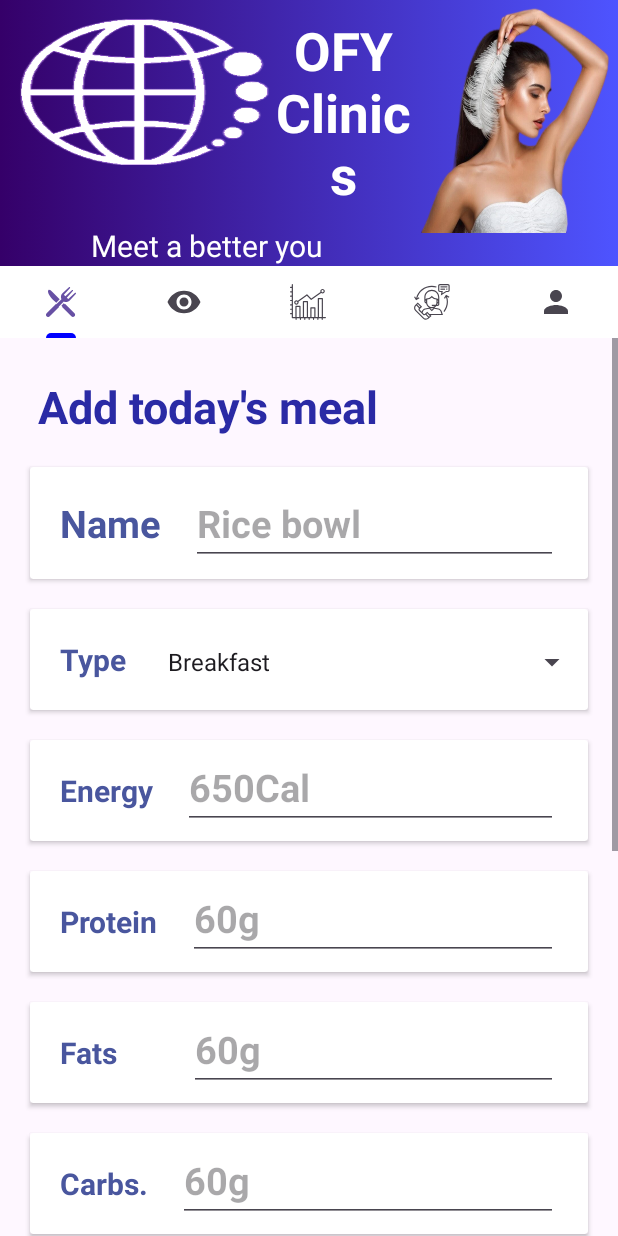
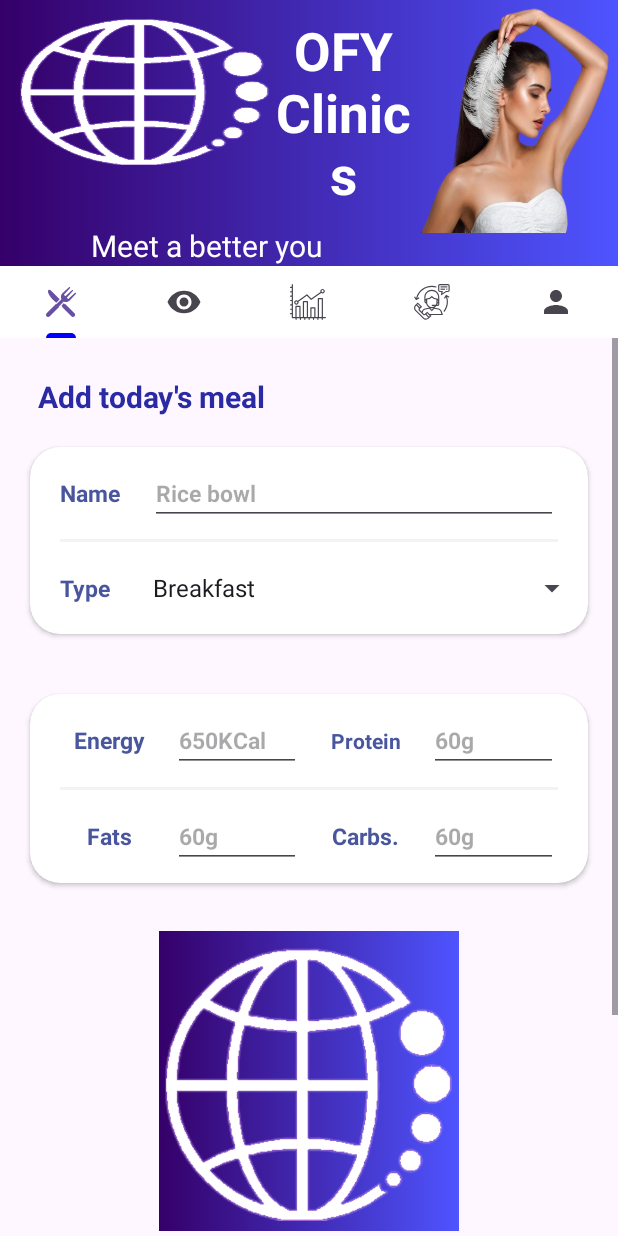
Before and after one commit to PrathameshBhagat/OFY-Wellness, an Android app: the AddMealTab screen opened directly, with no data from a screen before it, on a phone screen of 412 x 824 dp. Run offline under Robolectric (Android 15) with nearby library versions, the phone set to English and light mode, and no system bars; our stand-ins replace Firebase (no records; nobody signed in at launch, a user with empty details on screens opened directly); pictures from the network do not load.

Commit message:
Added comments and updated UI in add meal tab need Clr+Alt+L in add meal tab
Signed-off-by: Prathamesh Bhagat <prathameshbhagat0608@gmail.com>

```diff
--- a/app/src/main/res/layout/activity_home.xml
+++ b/app/src/main/res/layout/activity_home.xml
@@ -8,47 +8,41 @@
     tools:context=".HomeActivity">
     <!-- TODO:Add proper comments till tab layout-->
 
-    <!--Top bar Section Starts -->
+    <!--Top bar Starts -->
+    <!-- LinearLayout for image and contents of top bar -->
     <LinearLayout
         android:id="@+id/top_container"
         android:layout_width="match_parent"
         android:layout_height="wrap_content"
         android:background="@drawable/home_background"
-        android:orientation="vertical"
-        app:layout_scrollFlags="">
+        android:orientation="horizontal">
 
-        <!--Head Section Starts -->
-
-        <LinearLayout
-            android:layout_width="match_parent"
-            android:layout_height="wrap_content"
-            android:orientation="horizontal"
-            app:layout_constraintStart_toStartOf="parent"
-            app:layout_constraintTop_toBottomOf="@id/profile_container">
-
+        <!-- LinearLayout for contents of top bar -->
         <LinearLayout
             android:layout_width="wrap_content"
             android:layout_height="wrap_content"
             android:layout_weight="1"
             android:orientation="vertical">
 
+            <!-- LinearLayout for logo, company and tag line of top bar -->
             <LinearLayout
                 android:layout_width="wrap_content"
                 android:layout_height="wrap_content"
                 android:orientation="horizontal">
 
+                <!-- ImageView for logo of top bar -->
                 <ImageView
-                        android:id="@+id/logo"
+                    android:id="@+id/top_logo"
                     android:layout_width="0dp"
                     android:layout_height="100dp"
                     android:layout_marginVertical="10dp"
                     android:layout_marginLeft="10dp"
                     android:layout_weight="1"
-                        android:background="@drawable/logo_white_nobg_cropped"
-                        android:onClick="categorystart" />
+                    android:background="@drawable/logo_white_nobg_cropped" />
 
+                <!-- TextView for logo of top bar -->
                 <TextView
-                        android:id="@+id/topic"
+                    android:id="@+id/top_company_name_text_view"
                     android:layout_width="0dp"
                     android:layout_height="wrap_content"
                     android:layout_gravity="center"
@@ -62,6 +56,7 @@
 
             </LinearLayout>
 
+            <!-- TextView for tagline of top bar -->
             <TextView
                 android:id="@+id/topic1"
                 android:layout_width="wrap_content"
@@ -74,6 +69,7 @@
 
         </LinearLayout>
 
+        <!-- ImageView for additional girl image of top bar -->
         <ImageView
             android:id="@+id/heading_image"
             android:layout_width="wrap_content"
@@ -83,9 +79,6 @@
             android:background="@drawable/headimage" />
 
     </LinearLayout>
-
-    </LinearLayout>
-    <!--Top Bar Ends -->
 
     <!-- Layout to show the tab bar-->
     <com.google.android.material.tabs.TabLayout
--- a/app/src/main/res/layout/fragment_add_meal_tab.xml
+++ b/app/src/main/res/layout/fragment_add_meal_tab.xml
@@ -28,7 +28,7 @@
                 android:layout_marginTop="24dp"
                 android:text="Add today's meal"
                 android:textColor="#2A2AA5"
-                android:textSize="30sp"
+                android:textSize="20sp"
                 android:textStyle="bold"
                 app:layout_constraintStart_toStartOf="parent"
                 app:layout_constraintTop_toTopOf="parent" />
@@ -39,10 +39,15 @@
                 android:layout_width="match_parent"
                 android:layout_height="wrap_content"
                 android:layout_margin="20dp"
+                app:cardCornerRadius="20dp"
                 app:layout_constraintEnd_toEndOf="parent"
                 app:layout_constraintStart_toStartOf="parent"
                 app:layout_constraintTop_toBottomOf="@+id/meal_add_meal_label">
 
+                <LinearLayout
+                    android:layout_width="match_parent"
+                    android:layout_height="wrap_content"
+                    android:orientation="vertical">
                 <!-- LinearLayout for meal name -->
                 <LinearLayout
                     android:id="@+id/meal_name_linear_layout"
@@ -57,7 +62,7 @@
                         android:padding="20dp"
                         android:text="Name"
                         android:textColor="#49569E"
-                        android:textSize="25sp"
+                        android:textSize="15sp"
                         android:textStyle="bold" />
 
                     <!-- Meal name field -->
@@ -69,22 +74,16 @@
                         android:hint="Rice bowl"
                         android:inputType="text"
                         android:textColor="#006666"
-                        android:textSize="25sp"
+                        android:textSize="15sp"
                         android:textStyle="bold" />
 
                 </LinearLayout>
 
-            </androidx.cardview.widget.CardView>
-
-            <!-- CardView for meal type -->
-            <androidx.cardview.widget.CardView
-                android:id="@+id/meal_type_card"
+                    <View
                         android:layout_width="match_parent"
-                android:layout_height="wrap_content"
-                android:layout_margin="20dp"
-                app:layout_constraintEnd_toEndOf="parent"
-                app:layout_constraintStart_toStartOf="parent"
-                app:layout_constraintTop_toBottomOf="@+id/meal_name_card">
+                        android:layout_height="2dp"
+                        android:layout_marginHorizontal="20dp"
+                        android:background="#f3f3f3" />
 
                 <!-- LinearLayout for meal type -->
                 <LinearLayout
@@ -100,7 +99,7 @@
                         android:padding="20dp"
                         android:text="Type"
                         android:textColor="#49569E"
-                        android:textSize="20sp"
+                        android:textSize="15sp"
                         android:textStyle="bold" />
 
                     <!-- Spinner for meal type  -->
@@ -110,220 +109,228 @@
                         android:layout_height="wrap_content" />
 
                 </LinearLayout>
+                </LinearLayout>
+            </androidx.cardview.widget.CardView>
+
+            <!-- CardView for meal type -->
+            <androidx.cardview.widget.CardView
+                android:id="@+id/meal_type_card"
+                android:layout_width="match_parent"
+                android:layout_height="wrap_content"
+                android:layout_margin="20dp"
+                app:cardCornerRadius="20dp"
+                app:layout_constraintEnd_toEndOf="parent"
+                app:layout_constraintStart_toStartOf="parent"
+                app:layout_constraintTop_toBottomOf="@+id/meal_name_card">
+
 
             </androidx.cardview.widget.CardView>
 
-            <!-- CardView for meal energy -->
+            <!-- CardView for meal nutrients -->
             <androidx.cardview.widget.CardView
-                android:id="@+id/meal_energy_card"
+                android:id="@+id/meal_nutrients_card"
                 android:layout_width="match_parent"
                 android:layout_height="wrap_content"
                 android:layout_margin="20dp"
+                app:cardCornerRadius="20dp"
                 app:layout_constraintEnd_toEndOf="parent"
                 app:layout_constraintStart_toStartOf="parent"
                 app:layout_constraintTop_toBottomOf="@+id/meal_type_card">
 
+                <LinearLayout
+                    android:layout_width="match_parent"
+                    android:layout_height="wrap_content"
+                    android:orientation="vertical">
                     <!-- LinearLayout for meal energy -->
                     <LinearLayout
                         android:id="@+id/meal_energy_linear_layout"
                         android:layout_width="match_parent"
-                    android:layout_height="wrap_content">
+                        android:layout_height="wrap_content"
+                        android:layout_margin="10dp">
 
                         <!-- Label for meal energy content -->
                         <TextView
                             android:id="@+id/meal_energy_label"
-                        android:layout_width="wrap_content"
+                            android:layout_width="0dp"
                             android:layout_height="wrap_content"
-                        android:padding="20dp"
+                            android:layout_weight="1"
                             android:text="Energy"
+                            android:textAlignment="center"
                             android:textColor="#49569E"
-                        android:textSize="20sp"
+                            android:textSize="15sp"
                             android:textStyle="bold" />
 
                         <!-- Meal energy content field -->
                         <EditText
                             android:id="@+id/meal_energy_field"
-                        android:layout_width="match_parent"
+                            android:layout_width="0dp"
                             android:layout_height="wrap_content"
-                        android:layout_marginEnd="20dp"
-                        android:hint="650Cal"
+                            android:layout_weight="1"
+                            android:hint="650KCal"
                             android:inputType="number|numberDecimal"
                             android:textColor="#006666"
-                        android:textSize="25sp"
+                            android:textSize="15sp"
                             android:textStyle="bold" />
-
-                </LinearLayout>
-
-            </androidx.cardview.widget.CardView>
-
-            <!-- CardView for meal protein -->
-            <androidx.cardview.widget.CardView
-                android:id="@+id/meal_protein_card"
-                android:layout_width="match_parent"
-                android:layout_height="wrap_content"
-                android:layout_margin="20dp"
-                app:layout_constraintEnd_toEndOf="parent"
-                app:layout_constraintStart_toStartOf="parent"
-                app:layout_constraintTop_toBottomOf="@+id/meal_energy_card">
-
-                <!-- LinearLayout for meal protein -->
-                <LinearLayout
-                    android:id="@+id/meal_protein_linear_layout"
-                    android:layout_width="match_parent"
-                    android:layout_height="wrap_content">
 
                         <!-- Label for meal protein content-->
                         <TextView
                             android:id="@+id/meal_protein_label"
-                        android:layout_width="wrap_content"
+                            android:layout_width="0dp"
                             android:layout_height="wrap_content"
-                        android:padding="20dp"
+                            android:layout_weight="1"
                             android:text="Protein"
+                            android:textAlignment="center"
                             android:textColor="#49569E"
-                        android:textSize="20sp"
+                            android:textSize="14sp"
                             android:textStyle="bold" />
 
                         <!-- Meal protein content field -->
                         <EditText
                             android:id="@+id/meal_protein_field"
-                        android:layout_width="match_parent"
+                            android:layout_width="0dp"
                             android:layout_height="wrap_content"
-                        android:layout_marginEnd="20dp"
+                            android:layout_marginEnd="10dp"
+                            android:layout_weight="1"
                             android:hint="60g"
                             android:inputType="number|numberDecimal"
                             android:textColor="#006666"
-                        android:textSize="25sp"
+                            android:textSize="15sp"
                             android:textStyle="bold" />
 
                     </LinearLayout>
 
-            </androidx.cardview.widget.CardView>
-
-            <!-- CardView for meal fats -->
-            <androidx.cardview.widget.CardView
-                android:id="@+id/meal_fats_card"
+                    <View
                         android:layout_width="match_parent"
-                android:layout_height="wrap_content"
-                android:layout_margin="20dp"
-                app:layout_constraintEnd_toEndOf="parent"
-                app:layout_constraintStart_toStartOf="parent"
-                app:layout_constraintTop_toBottomOf="@+id/meal_protein_card">
+                        android:layout_height="2dp"
+                        android:layout_marginHorizontal="20dp"
+                        android:background="#f3f3f3" />
 
                     <!-- LinearLayout for meal fats -->
                     <LinearLayout
                         android:id="@+id/meal_fats_linear_layout"
                         android:layout_width="match_parent"
-                    android:layout_height="wrap_content">
+                        android:layout_height="wrap_content"
+                        android:layout_margin="10dp">
 
                         <!-- Label for meal fats content -->
                         <TextView
                             android:id="@+id/meal_fats_label"
-                        android:layout_width="wrap_content"
+                            android:layout_width="0dp"
                             android:layout_height="wrap_content"
-                        android:padding="20dp"
-                        android:text="Fats      "
+                            android:layout_weight="1"
+                            android:text="Fats"
+                            android:textAlignment="center"
                             android:textColor="#49569E"
-                        android:textSize="20sp"
+                            android:textSize="15sp"
                             android:textStyle="bold" />
 
                         <!-- Meal fats content field -->
                         <EditText
                             android:id="@+id/meal_fats_field"
-                        android:layout_width="match_parent"
+                            android:layout_width="0dp"
                             android:layout_height="wrap_content"
-                        android:layout_marginEnd="20dp"
+                            android:layout_weight="1"
                             android:hint="60g"
                             android:inputType="number|numberDecimal"
                             android:textColor="#006666"
-                        android:textSize="25sp"
+                            android:textSize="15sp"
                             android:textStyle="bold" />
 
-                </LinearLayout>
-
-            </androidx.cardview.widget.CardView>
-
-            <!-- CardView for meal carbohydrates -->
-            <androidx.cardview.widget.CardView
-                android:id="@+id/meal_carbohydrates_card"
-                android:layout_width="match_parent"
-                android:layout_height="wrap_content"
-                android:layout_margin="20dp"
-                app:layout_constraintEnd_toEndOf="parent"
-                app:layout_constraintStart_toStartOf="parent"
-                app:layout_constraintTop_toBottomOf="@+id/meal_fats_card">
-
                         <!-- LinearLayout for meal carbohydrates -->
-                <LinearLayout
-                    android:id="@+id/meal_carbohydrates_linear_layout"
-                    android:layout_width="match_parent"
-                    android:layout_height="wrap_content">
                         <!-- Label for meal carbohydrates content -->
                         <TextView
                             android:id="@+id/meal_carbohydrates_label"
-                        android:layout_width="wrap_content"
+                            android:layout_width="0dp"
                             android:layout_height="wrap_content"
-                        android:padding="20dp"
+                            android:layout_weight="1"
                             android:text="Carbs."
+                            android:textAlignment="center"
                             android:textColor="#49569E"
-                        android:textSize="20sp"
+                            android:textSize="15sp"
                             android:textStyle="bold" />
 
                         <!-- Meal content carbohydrates field -->
                         <EditText
                             android:id="@+id/meal_carbohydrates_field"
-                        android:layout_width="match_parent"
+                            android:layout_width="0dp"
                             android:layout_height="wrap_content"
-                        android:layout_marginEnd="20dp"
+                            android:layout_marginEnd="10dp"
+                            android:layout_weight="1"
                             android:hint="60g"
                             android:inputType="number|numberDecimal"
                             android:textColor="#006666"
-                        android:textSize="25sp"
+                            android:textSize="15sp"
                             android:textStyle="bold" />
 
                     </LinearLayout>
-
+                </LinearLayout>
             </androidx.cardview.widget.CardView>
 
             <!-- ImageView for uploading the image -->
             <ImageView
                 android:id="@+id/meal_add_image_view"
-                android:layout_width="250dp"
-                android:layout_height="250dp"
+                android:layout_width="200dp"
+                android:layout_height="200dp"
                 android:layout_margin="32dp"
                 android:background="@drawable/home_background"
-                android:padding="20dp"
                 android:src="@drawable/logo_white_nobg_cropped"
                 app:layout_constraintEnd_toEndOf="parent"
                 app:layout_constraintStart_toStartOf="parent"
-                app:layout_constraintTop_toBottomOf="@+id/meal_carbohydrates_card" />
+                app:layout_constraintTop_toBottomOf="@+id/meal_nutrients_card" />
 
-            <!-- Button to select image -->
-            <Button
+            <!-- Card View for selecting image -->
+            <androidx.cardview.widget.CardView
                 android:id="@+id/meal_select_image_button"
-                android:layout_width="wrap_content"
+                android:layout_width="match_parent"
                 android:layout_height="wrap_content"
-                android:layout_margin="20dp"
-                android:text="Select Image"
-                android:textSize="25sp"
+                android:layout_margin="30dp"
+                android:backgroundTint="#5599ff"
+                android:padding="40dp"
+                app:cardCornerRadius="10dp"
                 app:layout_constraintEnd_toEndOf="parent"
                 app:layout_constraintStart_toStartOf="parent"
-                app:layout_constraintTop_toBottomOf="@+id/meal_add_image_view" />
+                app:layout_constraintTop_toBottomOf="@+id/meal_add_image_view">
 
+                <!-- TextView for selecting image -->
+                <TextView
+                    android:id="@+id/seletmealview"
+                    android:layout_width="match_parent"
+                    android:layout_height="wrap_content"
+                    android:padding="10dp"
+                    android:text="Select Image"
+                    android:textAlignment="center"
+                    android:textColor="#ffffff"
+                    android:textSize="25sp" />
 
-            <!-- Button to upload the meal -->
-            <Button
+            </androidx.cardview.widget.CardView>
+
+            <!-- Card View to upload meal -->
+            <androidx.cardview.widget.CardView
                 android:id="@+id/upload_meal_button"
-                android:layout_width="wrap_content"
+                android:layout_width="match_parent"
                 android:layout_height="wrap_content"
-                android:layout_margin="20dp"
+                android:layout_margin="30dp"
                 android:backgroundTint="#1EB026"
-                android:text="Save meal"
-                android:textSize="25sp"
-                android:textStyle="bold"
+                android:padding="40dp"
+                app:cardCornerRadius="10dp"
                 app:layout_constraintBottom_toBottomOf="parent"
                 app:layout_constraintEnd_toEndOf="parent"
                 app:layout_constraintStart_toStartOf="parent"
-                app:layout_constraintTop_toBottomOf="@+id/meal_select_image_button" />
+                app:layout_constraintTop_toBottomOf="@+id/meal_select_image_button">
+
+                <!-- TextView to upload meal -->
+                <TextView
+                    android:id="@+id/name"
+                    android:layout_width="match_parent"
+                    android:layout_height="wrap_content"
+                    android:padding="10dp"
+                    android:text="Save Meal"
+                    android:textAlignment="center"
+                    android:textColor="#ffffff"
+                    android:textSize="25sp" />
+
+            </androidx.cardview.widget.CardView>
+
         </androidx.constraintlayout.widget.ConstraintLayout>
 
         <!-- CardView for the progress bar to show upload progress -->
--- a/app/src/main/res/layout/fragment_profile_tab.xml
+++ b/app/src/main/res/layout/fragment_profile_tab.xml
@@ -7,6 +7,7 @@
     android:orientation="vertical"
     tools:context=".fragments.ProfileTab">
 
+    <!-- Card View for Log Out functionality -->
     <androidx.cardview.widget.CardView
         android:id="@+id/profile_logout_card"
         android:layout_width="match_parent"
@@ -16,7 +17,7 @@
         app:cardCornerRadius="100dp"
         tools:ignore="MissingConstraints">
 
-        <!-- TextView for display date selection to view a particular meal-->
+        <!-- TextView for Log Out functionality -->
         <TextView
             android:id="@+id/name"
             android:layout_width="wrap_content"
```
Lines whose indentation alone changed are shown as unchanged.
